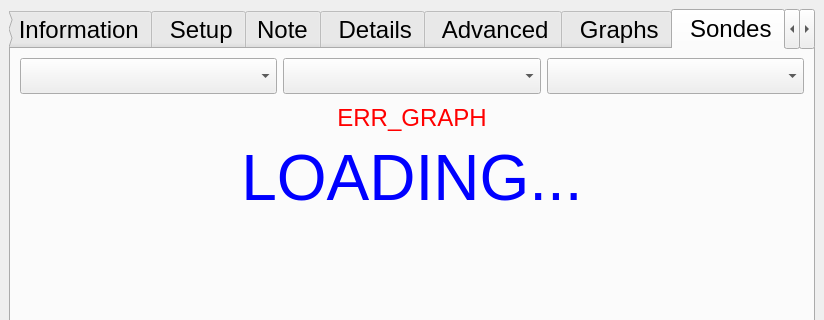
The window that ddh/gui/gui_ddh.ui (LowellInstruments/ddh5) describes before a commit, drawn with Qt 5; both pictures show x 0 to 824 and y 0 to 320 of the 824 by 526 pixel window.
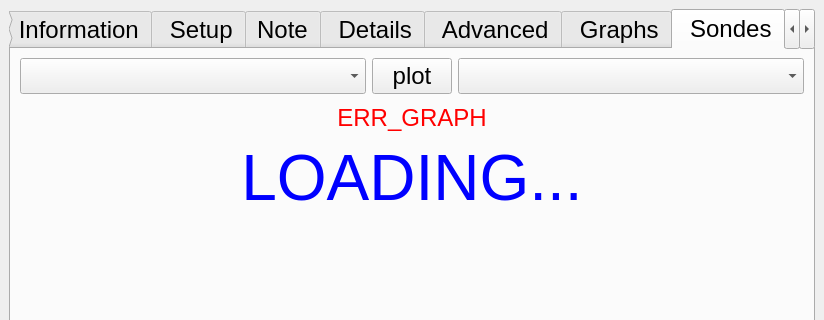
The same window after the commit. Icons and pictures are not drawn.

Patch:
```diff
--- a/ddh/gui/gui_ddh.ui
+++ b/ddh/gui/gui_ddh.ui
@@ -1879,7 +1879,7 @@
         <item>
          <layout class="QVBoxLayout" name="verticalLayout_25" stretch="1,1,1,8">
           <item>
-           <layout class="QHBoxLayout" name="lay_g_h1_7" stretch="1,1,1">
+           <layout class="QHBoxLayout" name="lay_g_h1_7" stretch="1,0,1">
             <property name="spacing">
              <number>6</number>
             </property>
@@ -1887,12 +1887,9 @@
              <widget class="QComboBox" name="cb_g_sondes_who"/>
             </item>
             <item>
-             <widget class="QComboBox" name="cb_g_sondes_what">
-              <property name="maximumSize">
-               <size>
-                <width>16777215</width>
-                <height>16777215</height>
-               </size>
+             <widget class="QPushButton" name="cb_g_sondes_plot">
+              <property name="text">
+               <string>plot</string>
               </property>
              </widget>
             </item>
```
